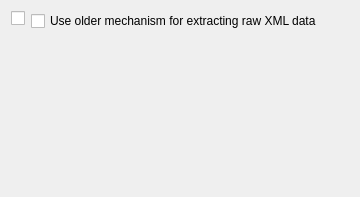
Old version of the form src/librssguard-standard/src/gui/standardfeedexpdetails.ui in the repository martinrotter/rssguard.
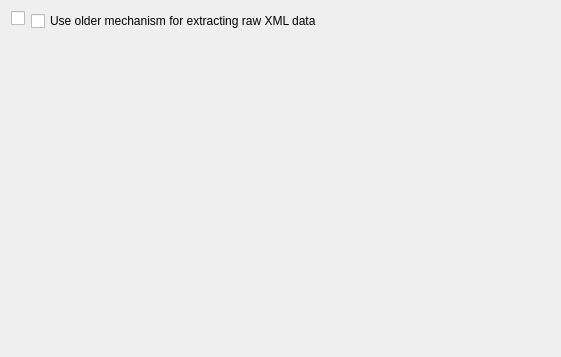
New version of the form. Custom widgets are drawn as their Qt base class.

What changed in the file:
```diff
--- a/src/librssguard-standard/src/gui/standardfeedexpdetails.ui
+++ b/src/librssguard-standard/src/gui/standardfeedexpdetails.ui
@@ -6,8 +6,8 @@
    <rect>
     <x>0</x>
     <y>0</y>
-    <width>360</width>
-    <height>197</height>
+    <width>561</width>
+    <height>357</height>
    </rect>
   </property>
   <property name="windowTitle">
@@ -32,6 +32,12 @@
    <extends>QCheckBox</extends>
    <header>multifeededitcheckbox.h</header>
   </customwidget>
+  <customwidget>
+   <class>HelpSpoiler</class>
+   <extends>QWidget</extends>
+   <header>helpspoiler.h</header>
+   <container>1</container>
+  </customwidget>
  </customwidgets>
  <resources/>
  <connections/>
```
Left out of the diff: 7 changed lines with no effect on the pictures.
